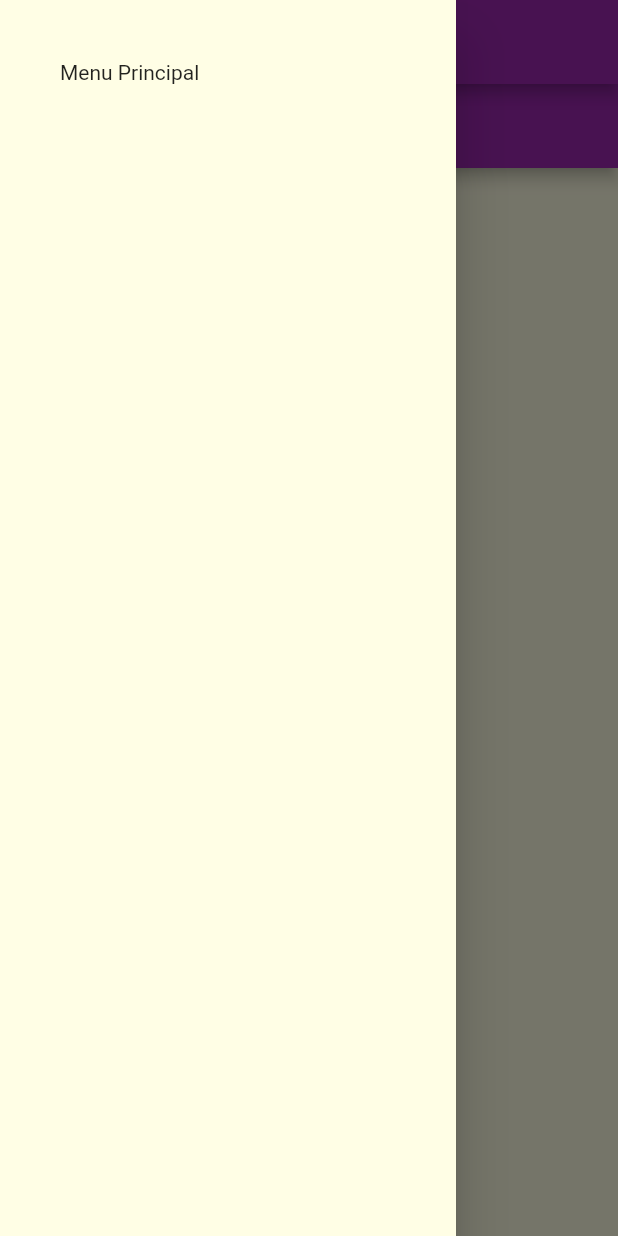
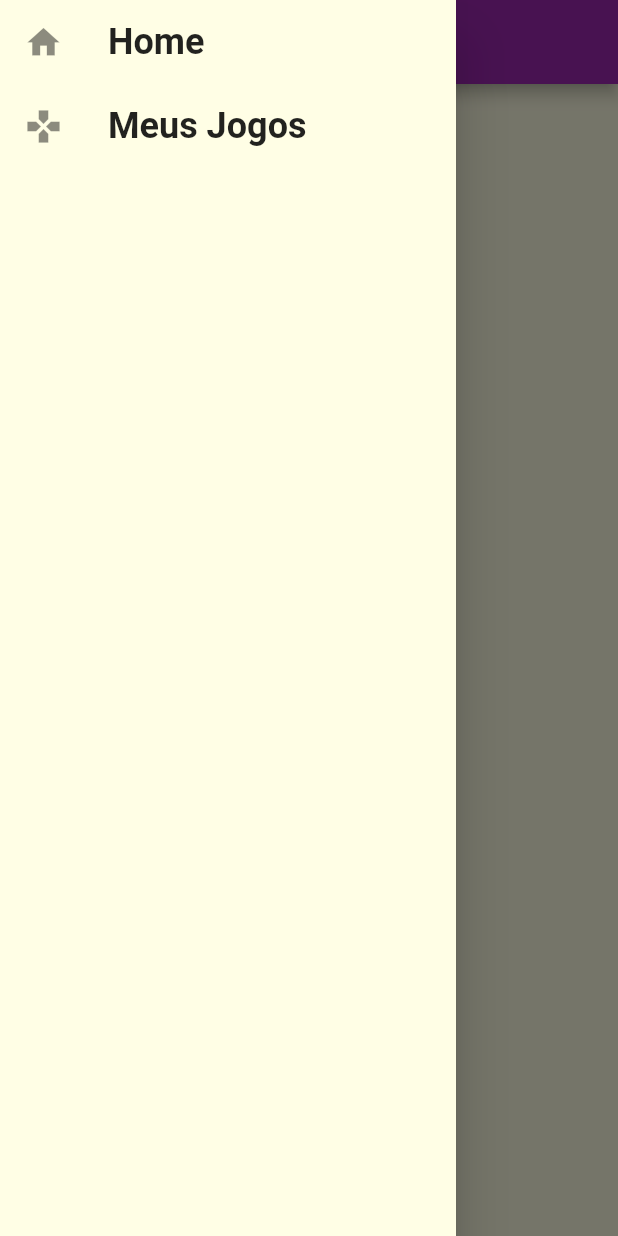
Before and after one commit to mrdine/my-game-tips, a Flutter app: the screen it shows after launch, with the side drawer open, on a phone screen of 412 x 824 dp. Run offline on Flutter 3.47's test engine with Material 2 defaults, Android fonts, the phone set to English and light mode, and no system bars; Roboto replaces fonts that are missing (RobotoCondensed).

Commit message:
tentado adicionar jogos

```diff
--- /dev/null
+++ b/lib/components/main_drawer.dart
@@ -0,0 +1,42 @@
+// ignore_for_file: prefer_const_constructors
+
+import 'package:flutter/cupertino.dart';
+import 'package:flutter/material.dart';
+
+import '../utils/app_routes.dart';
+
+class MainDrawer extends StatelessWidget {
+  const MainDrawer({Key? key}) : super(key: key);
+
+  Widget _createItem(IconData icon, String label, Function() onTap) {
+    return ListTile(
+      leading: Icon(
+        icon,
+        size: 26,
+      ),
+      title: Text(
+        label,
+        style: TextStyle(
+          fontFamily: 'RobotoCondensed',
+          fontSize: 24,
+          fontWeight: FontWeight.bold,
+        ),
+      ),
+      onTap: onTap,
+    );
+  }
+
+  @override
+  Widget build(BuildContext context) {
+    return Drawer(
+      child: ListView(padding: EdgeInsets.zero, children: [
+        _createItem(Icons.home, 'Home', () {
+          Navigator.of(context).pushReplacementNamed(AppRoutes.HOME);
+        }),
+        _createItem(Icons.games, 'Meus Jogos', () {
+          Navigator.of(context).pushReplacementNamed(AppRoutes.GAMES);
+        }),
+      ]),
+    );
+  }
+}
--- a/lib/main.dart
+++ b/lib/main.dart
@@ -18,7 +18,7 @@
   @override
   Widget build(BuildContext context) {
     return MaterialApp(
-      title: 'PlacesToGo',
+      title: 'My game tips',
       theme: ThemeData(
           colorScheme: ThemeData()
               .colorScheme
@@ -35,7 +35,7 @@
       initialRoute: '/',
       routes: {
         AppRoutes.HOME: (ctx) => TabsScreen(),
-        //AppRoutes.GAMES: (ctx) => JogosScreen(myGames: []),
+        AppRoutes.GAMES: (ctx) => JogosScreen(),
         //AppRoutes.TIPS: (ctx) => TipsScreen(),
         //AppRoutes.SETTINGS: (ctx) => SettingsScreen(),
       },
--- /dev/null
+++ b/lib/screens/homeScreen.dart
@@ -0,0 +1,40 @@
+import 'package:flutter/material.dart';
+
+import '../components/main_drawer.dart';
+import '../utils/app_routes.dart';
+
+class HomeScreen extends StatefulWidget {
+  const HomeScreen({Key? key}) : super(key: key);
+
+  @override
+  State<HomeScreen> createState() => _HomeScreenState();
+}
+
+class _HomeScreenState extends State<HomeScreen> {
+  @override
+  Widget build(BuildContext context) {
+    return Scaffold(
+        body: Center(
+            child: GridView.count(
+      // Create a grid with 2 columns. If you change the scrollDirection to
+      // horizontal, this produces 2 rows.
+      crossAxisCount: 2,
+      children: [
+        Center(
+          child: GestureDetector(
+              child: Container(
+                  width: 100,
+                  height: 100,
+                  decoration: BoxDecoration(
+                    color: Colors.purple,
+                    shape: BoxShape.circle,
+                  ),
+                  child: Center(child: Text('Meus Jogos'))),
+              onTap: () {
+                Navigator.pushReplacementNamed(context, AppRoutes.GAMES);
+              }),
+        )
+      ],
+    )));
+  }
+}
--- a/lib/screens/tabsScreen.dart
+++ b/lib/screens/tabsScreen.dart
@@ -1,4 +1,7 @@
 import 'package:flutter/material.dart';
+import 'package:mygametips/screens/homeScreen.dart';
+import '../components/main_drawer.dart';
+import '../utils/app_routes.dart';
 import './jogo/jogosScreen.dart';
 import '../models/jogo.dart';
 
@@ -12,11 +15,7 @@ class TabsScreen extends StatefulWidget {
 class _TabsScreenState extends State<TabsScreen> {
   int _indexSelectedScreen = 0;
 
-  final List<Widget> _screens = [
-    JogosScreen(
-      myGames: [],
-    )
-  ];
+  final List<Widget> _screens = [HomeScreen(), JogosScreen()];
 
   _selectScreen(int index) {
     setState(() {
@@ -29,13 +28,7 @@ class _TabsScreenState extends State<TabsScreen> {
     return Scaffold(
       appBar: AppBar(title: Text('My Game Tips')),
       body: _screens[_indexSelectedScreen],
-      drawer: Drawer(
-        child: Container(
-          height: 120,
-          padding: EdgeInsets.all(40),
-          child: Text('Menu Principal'),
-        ),
-      ),
+      drawer: MainDrawer(),
     );
   }
 }
--- a/pubspec.yaml
+++ b/pubspec.yaml
@@ -29,6 +29,8 @@ environment:
 dependencies:
   flutter:
     sdk: flutter
+  sqflite:
+  path:
 
 
   # The following adds the Cupertino Icons font to your application.
```
Also changed, not shown: lib/models/jogo.dart (+17 -2 lines), lib/screens/jogo/addJogoFormScreen.dart (added, +57 -0 lines), lib/screens/jogo/jogosScreen.dart (+93 -6 lines), pubspec.lock.
